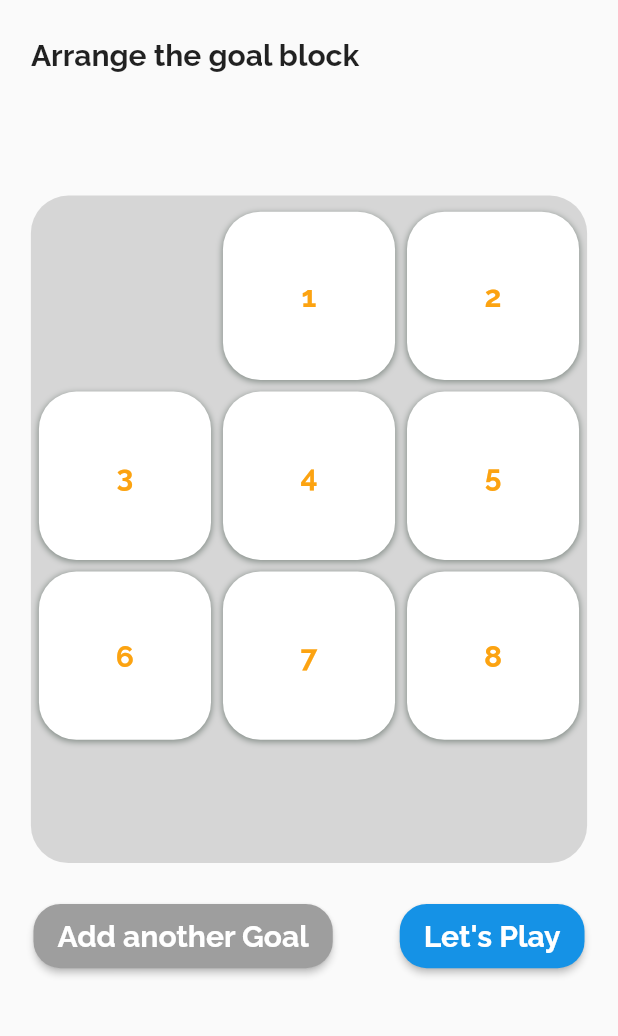
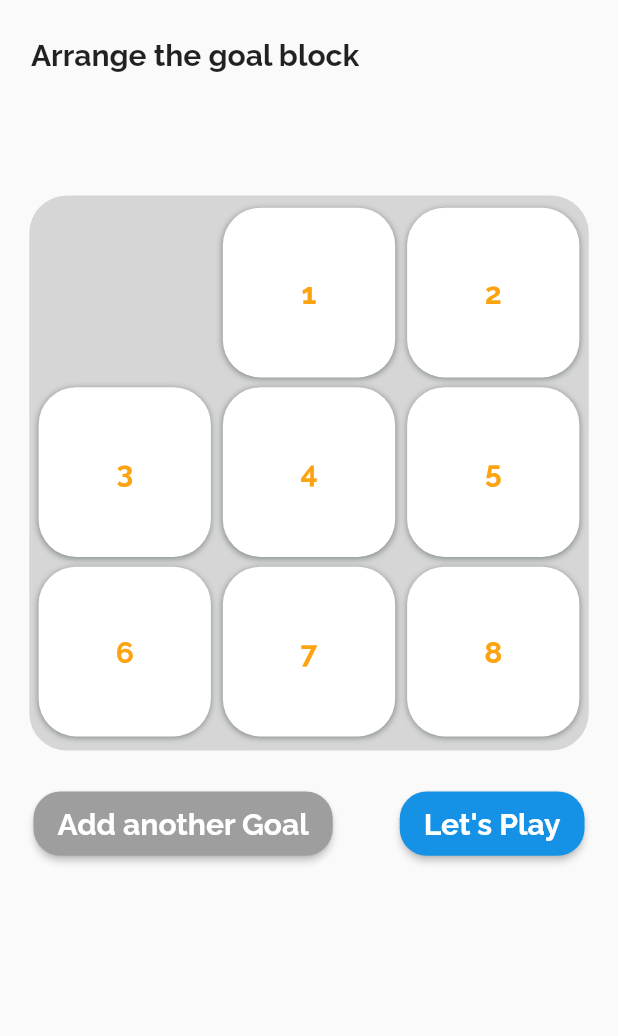
Before and after one commit to YousefAslan/8-Puzzle-AI, a Flutter app: the screen it shows after launch, after a tap on "Arrange goal", on a phone screen of 412 x 824 dp, the part 160-1196 px from its top. Run offline on Flutter 3.47's test engine with Material 2 defaults, Android fonts, the phone set to English and light mode, and no system bars; our stand-ins replace stop_watch_timer, tuple.

Commit message:
fixed board size

```diff
--- a/lib/Pages/playpage.dart
+++ b/lib/Pages/playpage.dart
@@ -52,6 +52,9 @@ class _PlayPageState extends State<PlayPage>
   }
 
   void solvePuzzle(BuildContext con) {
+    print(SizeConfig.blockSizeHorizontal);
+    print(SizeConfig.blockSizeVertical);
+
     solveMoves = Provider.of<PuzzleGame>(con, listen: false).solveTheProblem();
     if (solveMoves.isEmpty) return;
 
@@ -59,7 +62,7 @@ class _PlayPageState extends State<PlayPage>
     moveAuto(con, nextState);
     solveMoves.removeAt(0);
 
-    Timer.periodic(Duration(milliseconds: 200), (timer) {
+    Timer.periodic(Duration(milliseconds: 400), (timer) {
       print(solveMoves.length);
       if (solveMoves.isEmpty) {
         timer.cancel();
--- a/lib/Widgets/board.dart
+++ b/lib/Widgets/board.dart
@@ -3,7 +3,6 @@ import 'dart:collection';
 
 import 'package:ai_first_project/Modules/PuzzleBoard.dart';
 import 'package:ai_first_project/Modules/PuzzleGame.dart';
-import 'package:ai_first_project/sizeconfig.dart';
 import 'package:ai_first_project/Widgets/tile.dart';
 import 'package:flutter/material.dart';
 import 'package:provider/provider.dart';
@@ -93,11 +92,11 @@ class _PuzzleBoardWidgetState extends State<PuzzleBoardWidget> {
     }
 
     return Container(
-      width: SizeConfig.blockSizeHorizontal * 90,
-      height: SizeConfig.blockSizeVertical * 54,
+      width: 373,
+      height: 370,
       padding: EdgeInsets.symmetric(
-        horizontal: SizeConfig.blockSizeHorizontal,
-        vertical: SizeConfig.blockSizeVertical,
+        horizontal: 5,
+        vertical: 6,
       ),
       decoration: BoxDecoration(
         borderRadius: BorderRadius.circular(25),
@@ -108,11 +107,11 @@ class _PuzzleBoardWidgetState extends State<PuzzleBoardWidget> {
           Opacity(
             opacity: win ? 0.5 : 1,
             child: GridView.builder(
-              padding: EdgeInsets.only(top: 0),
+              padding: EdgeInsets.only(top: 0, bottom: 0),
               gridDelegate: SliverGridDelegateWithFixedCrossAxisCount(
                 crossAxisCount: size,
-                crossAxisSpacing: SizeConfig.blockSizeHorizontal * 4 / size,
-                mainAxisSpacing: SizeConfig.blockSizeVertical * 1 / size,
+                crossAxisSpacing: 16.5 / size,
+                mainAxisSpacing: 7 / size,
               ),
               itemBuilder: (context, index) {
                 Tuple2<int, int> location =
--- a/lib/Widgets/tile.dart
+++ b/lib/Widgets/tile.dart
@@ -1,7 +1,6 @@
 import 'dart:async';
 
 import 'package:ai_first_project/Modules/PuzzleBoard.dart';
-import 'package:ai_first_project/sizeconfig.dart';
 import 'package:flutter/material.dart';
 import 'package:tuple/tuple.dart';
 
@@ -53,7 +52,7 @@ class _PuzzleTileState extends State<PuzzleTile> with TickerProviderStateMixin {
   AnimationController horizontalAnimationController;
   Animation<double> verticalAnimation;
   AnimationController verticalAnimationController;
-  bool up, down, left, right;
+
   bool moving = false;
 
   void move() {
@@ -74,31 +73,28 @@ class _PuzzleTileState extends State<PuzzleTile> with TickerProviderStateMixin {
     verticalAnimationController =
         AnimationController(duration: Duration(milliseconds: 150), vsync: this);
 
-    horizontalAnimation = Tween<double>(
-            begin: 0,
-            end: SizeConfig.blockSizeHorizontal * 85 / widget.boardSize)
+    horizontalAnimation = Tween<double>(begin: 0, end: 370 / widget.boardSize)
         .animate(horizontalAnimationController)
           ..addListener(() {
             setState(() {});
           })
           ..addStatusListener((status) {
-            widget.statusListener(status);
-            if (status == AnimationStatus.completed) {
-              moving = true;
-            }
+            // widget.statusListener(status);
+            // if (status == AnimationStatus.completed) {
+            //   moving = true;
+            // }
           });
 
-    verticalAnimation = Tween<double>(
-            begin: 0, end: SizeConfig.blockSizeVertical * 51 / widget.boardSize)
+    verticalAnimation = Tween<double>(begin: 0, end: 355 / widget.boardSize)
         .animate(verticalAnimationController)
           ..addListener(() {
             setState(() {});
           })
           ..addStatusListener((status) {
-            widget.statusListener(status);
-            if (status == AnimationStatus.completed) {
-              moving = true;
-            }
+            // widget.statusListener(status);
+            // if (status == AnimationStatus.completed) {
+            //   moving = true;
+            // }
           });
   }
 
@@ -140,10 +136,8 @@ class _PuzzleTileState extends State<PuzzleTile> with TickerProviderStateMixin {
               offset: Offset(xOffset, yOffset),
               child: Container(
                 margin: EdgeInsets.symmetric(
-                  horizontal:
-                      SizeConfig.blockSizeHorizontal * 0.9 / widget.boardSize,
-                  vertical:
-                      SizeConfig.blockSizeVertical * 0.9 / widget.boardSize,
+                  horizontal: 3.725 / widget.boardSize,
+                  vertical: 6.165 / widget.boardSize,
                 ),
                 decoration: BoxDecoration(
                   color: Colors.white,
```
